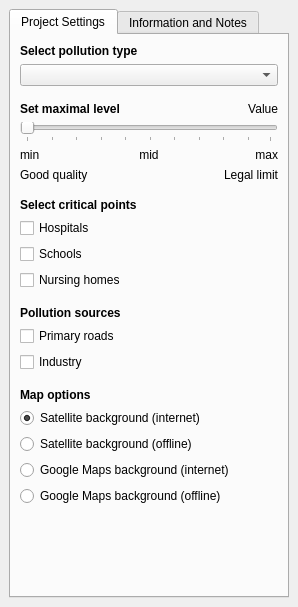
sticx/Air-pollution-Rotterdam, file plugins/PluginForAirqInRotterdam/airq_rotterdam_dockwidget_base.ui: the form before one commit.
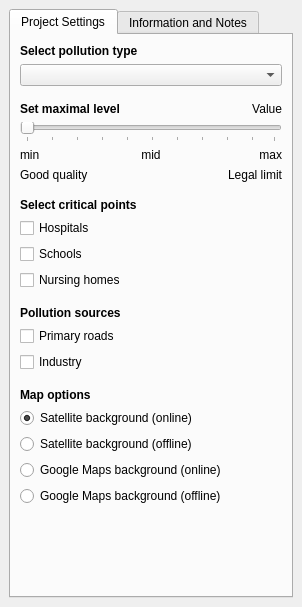
The form after the commit.

Commit message: warning message when openlayer not installed + small changes

```diff
--- a/plugins/PluginForAirqInRotterdam/airq_rotterdam_dockwidget_base.ui
+++ b/plugins/PluginForAirqInRotterdam/airq_rotterdam_dockwidget_base.ui
@@ -6,7 +6,7 @@
    <rect>
     <x>0</x>
     <y>0</y>
-    <width>298</width>
+    <width>302</width>
     <height>607</height>
    </rect>
   </property>
@@ -155,7 +155,7 @@
            <string>OpenLayerPlugin is required for this function</string>
           </property>
           <property name="text">
-           <string>Satellite background (internet)</string>
+           <string>Satellite background (online)</string>
           </property>
           <property name="checked">
            <bool>true</bool>
@@ -168,7 +168,7 @@
         <item row="23" column="0" colspan="6">
          <widget class="QRadioButton" name="radioButtonGmapsBgOn">
           <property name="text">
-           <string>Google Maps background (internet)</string>
+           <string>Google Maps background (online)</string>
           </property>
           <attribute name="buttonGroup">
            <string notr="true">radioGrp</string>
```
Left out of the diff: 12 changed lines with no effect on the pictures. The commit also changes 1 other file.
